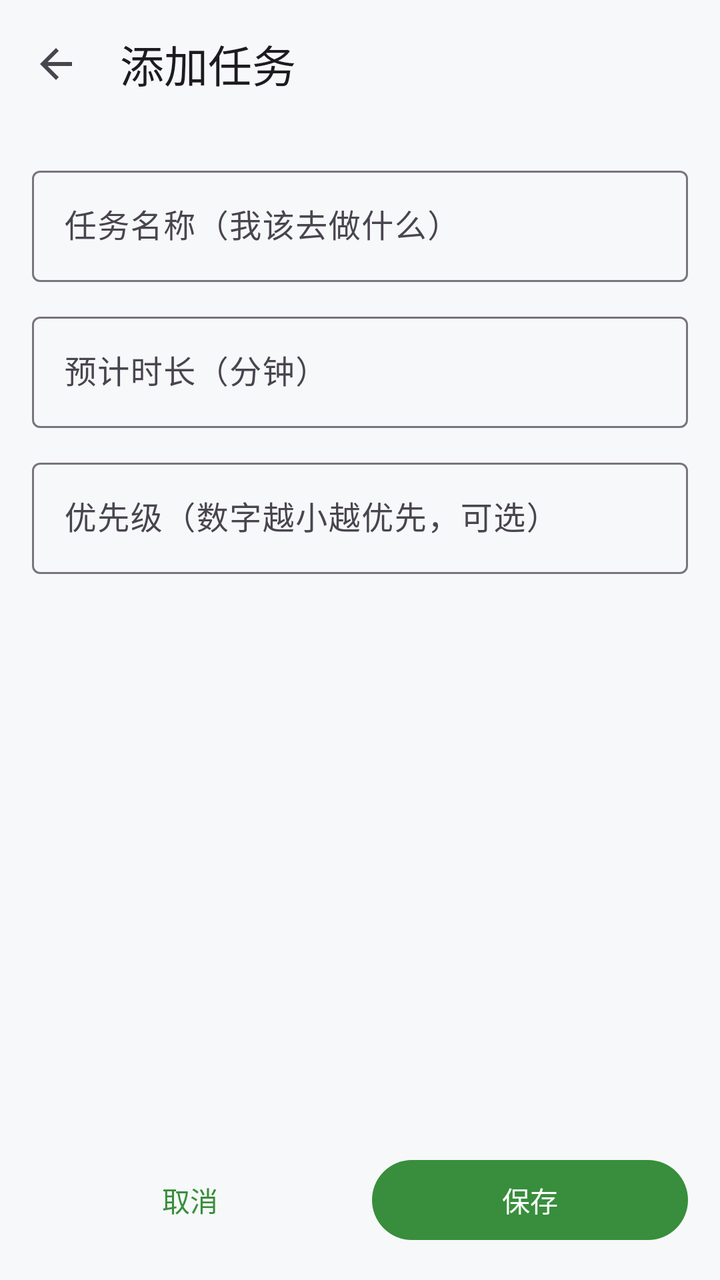
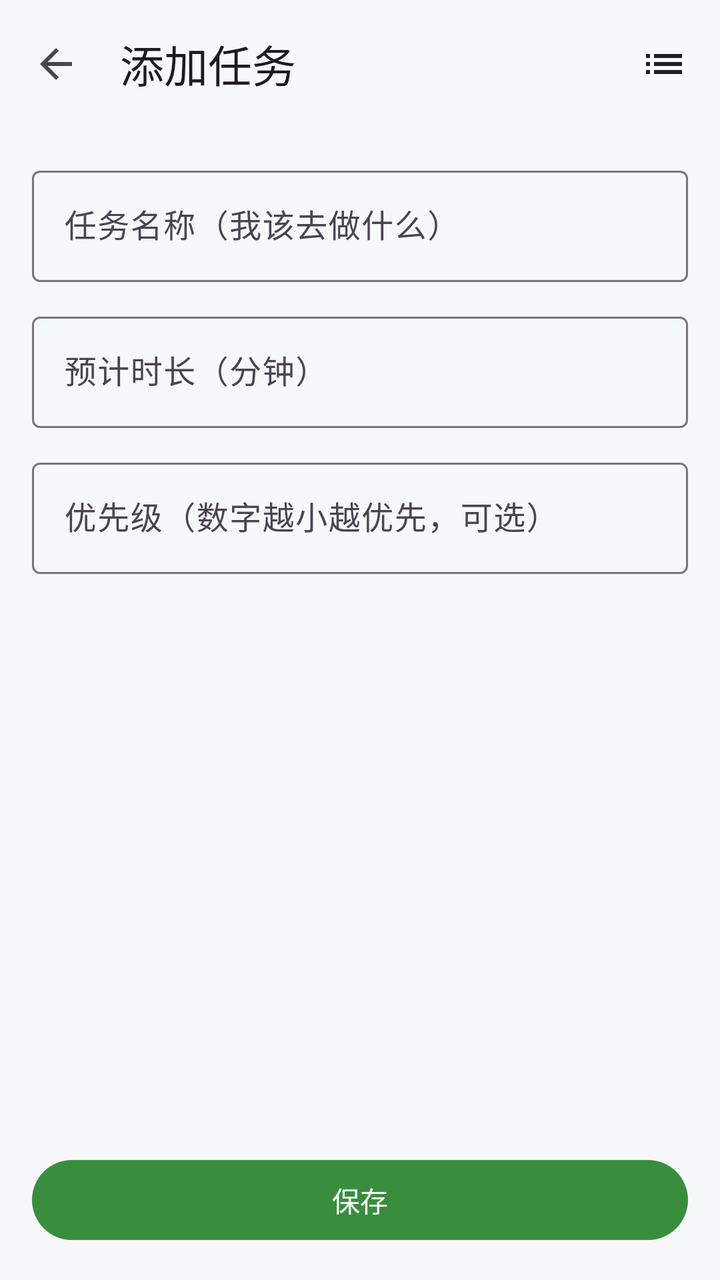

Compare the two renders of this Android layout. The source of the first and the diff that turns it into the second are given below.
<!-- AndroidManifest.xml: application theme Theme.SelfDiscipline -->
<!-- res/layout/activity_task_edit.xml -->
<?xml version="1.0" encoding="utf-8"?>
<LinearLayout xmlns:android="http://schemas.android.com/apk/res/android"
    xmlns:app="http://schemas.android.com/apk/res-auto"
    android:layout_width="match_parent"
    android:layout_height="match_parent"
    android:background="@color/bg"
    android:orientation="vertical">

    <com.google.android.material.appbar.MaterialToolbar
        android:id="@+id/toolbar"
        android:layout_width="match_parent"
        android:layout_height="?attr/actionBarSize"
        android:background="@color/bg"
        app:navigationIcon="?attr/homeAsUpIndicator"
        app:title="添加任务" />

    <ScrollView
        android:layout_width="match_parent"
        android:layout_height="0dp"
        android:layout_weight="1">

        <LinearLayout
            android:layout_width="match_parent"
            android:layout_height="wrap_content"
            android:orientation="vertical"
            android:padding="16dp">

            <com.google.android.material.textfield.TextInputLayout
                android:layout_width="match_parent"
                android:layout_height="wrap_content"
                android:hint="任务名称（我该去做什么）"
                style="@style/Widget.Material3.TextInputLayout.OutlinedBox">

                <com.google.android.material.textfield.TextInputEditText
                    android:id="@+id/etTitle"
                    android:layout_width="match_parent"
                    android:layout_height="wrap_content"
                    android:inputType="text"
                    android:maxLines="2" />
            </com.google.android.material.textfield.TextInputLayout>

            <com.google.android.material.textfield.TextInputLayout
                android:layout_width="match_parent"
                android:layout_height="wrap_content"
                android:layout_marginTop="12dp"
                android:hint="预计时长（分钟）"
                style="@style/Widget.Material3.TextInputLayout.OutlinedBox">

                <com.google.android.material.textfield.TextInputEditText
                    android:id="@+id/etDuration"
                    android:layout_width="match_parent"
                    android:layout_height="wrap_content"
                    android:inputType="number"
                    android:maxLines="1" />
            </com.google.android.material.textfield.TextInputLayout>

            <com.google.android.material.textfield.TextInputLayout
                android:layout_width="match_parent"
                android:layout_height="wrap_content"
                android:layout_marginTop="12dp"
                android:hint="优先级（数字越小越优先，可选）"
                style="@style/Widget.Material3.TextInputLayout.OutlinedBox">

                <com.google.android.material.textfield.TextInputEditText
                    android:id="@+id/etPriority"
                    android:layout_width="match_parent"
                    android:layout_height="wrap_content"
                    android:inputType="number"
                    android:maxLines="1" />
            </com.google.android.material.textfield.TextInputLayout>
        </LinearLayout>
    </ScrollView>

    <LinearLayout
        android:layout_width="match_parent"
        android:layout_height="wrap_content"
        android:orientation="horizontal"
        android:padding="16dp">

        <com.google.android.material.button.MaterialButton
            android:id="@+id/btnCancel"
            android:layout_width="0dp"
            android:layout_height="wrap_content"
            android:layout_weight="1"
            android:text="取消"
            style="@style/Widget.Material3.Button.TextButton" />

        <com.google.android.material.button.MaterialButton
            android:id="@+id/btnSave"
            android:layout_width="0dp"
            android:layout_height="wrap_content"
            android:layout_marginStart="12dp"
            android:layout_weight="1"
            android:text="保存" />
    </LinearLayout>
</LinearLayout>
<!-- resources referenced by this layout -->
<resources>
  <color name="bg">#F7F8F9</color>
  <style name="Theme.SelfDiscipline" parent="Theme.Material3.Light.NoActionBar">
          <item name="colorPrimary">@color/primary</item>
          <item name="colorOnPrimary">@color/white</item>
          <item name="colorPrimaryContainer">@color/primary_container</item>
          <item name="colorOnPrimaryContainer">@color/on_primary_container</item>
          <item name="colorSurface">@color/surface</item>
          <item name="colorSurfaceVariant">@color/surface_variant</item>
          <item name="android:windowBackground">@color/bg</item>
          <item name="android:statusBarColor">@color/bg</item>
          <item name="android:windowLightStatusBar">true</item>
      </style>
  <color name="primary">#388E3C</color>
  <color name="white">#FFFFFF</color>
  <color name="primary_container">#A5D6A7</color>
  <color name="on_primary_container">#1B5E20</color>
  <color name="surface">#FFFFFF</color>
  <color name="surface_variant">#EAECEB</color>
</resources>

<!-- the commit's change to res/layout/activity_task_edit.xml (unified diff, before → after) -->
@@ -12,7 +12,21 @@
         android:layout_height="?attr/actionBarSize"
         android:background="@color/bg"
         app:navigationIcon="?attr/homeAsUpIndicator"
-        app:title="添加任务" />
+        app:title="添加任务"
+        app:titleTextAppearance="?attr/textAppearanceTitleLarge">
+
+        <ImageView
+            android:id="@+id/btnTaskList"
+            android:layout_width="44dp"
+            android:layout_height="44dp"
+            android:layout_gravity="end"
+            android:layout_marginEnd="6dp"
+            android:background="?attr/selectableItemBackgroundBorderless"
+            android:contentDescription="任务清单"
+            android:padding="10dp"
+            android:src="@drawable/ic_list"
+            app:tint="@color/text_primary" />
+    </com.google.android.material.appbar.MaterialToolbar>
 
     <ScrollView
         android:layout_width="match_parent"
@@ -71,26 +85,12 @@
         </LinearLayout>
     </ScrollView>
 
-    <LinearLayout
+    <com.google.android.material.button.MaterialButton
+        android:id="@+id/btnSave"
         android:layout_width="match_parent"
         android:layout_height="wrap_content"
-        android:orientation="horizontal"
-        android:padding="16dp">
-
-        <com.google.android.material.button.MaterialButton
-            android:id="@+id/btnCancel"
-            android:layout_width="0dp"
-            android:layout_height="wrap_content"
-            android:layout_weight="1"
-            android:text="取消"
-            style="@style/Widget.Material3.Button.TextButton" />
-
-        <com.google.android.material.button.MaterialButton
-            android:id="@+id/btnSave"
-            android:layout_width="0dp"
-            android:layout_height="wrap_content"
-            android:layout_marginStart="12dp"
-            android:layout_weight="1"
-            android:text="保存" />
-    </LinearLayout>
+        android:layout_marginStart="16dp"
+        android:layout_marginEnd="16dp"
+        android:layout_marginBottom="16dp"
+        android:text="保存" />
 </LinearLayout>
<!-- resource entries referenced after the edit -->
@@ -1,6 +1,18 @@
 <!-- resources referenced by this layout -->
 <resources>
   <color name="bg">#F7F8F9</color>
+  <color name="text_primary">#212121</color>
+  <!-- drawable ic_list (drawable) -->
+  <?xml version="1.0" encoding="utf-8"?>
+  <vector xmlns:android="http://schemas.android.com/apk/res/android"
+      android:width="24dp"
+      android:height="24dp"
+      android:viewportWidth="24"
+      android:viewportHeight="24">
+      <path
+          android:fillColor="#FF000000"
+          android:pathData="M3,13h2v-2L3,11v2zM3,17h2v-2L3,15v2zM3,9h2L5,7L3,7v2zM7,13h14v-2L7,11v2zM7,17h14v-2L7,15v2zM7,7v2h14L21,7L7,7z" />
+  </vector>
   <style name="Theme.SelfDiscipline" parent="Theme.Material3.Light.NoActionBar">
           <item name="colorPrimary">@color/primary</item>
           <item name="colorOnPrimary">@color/white</item>
